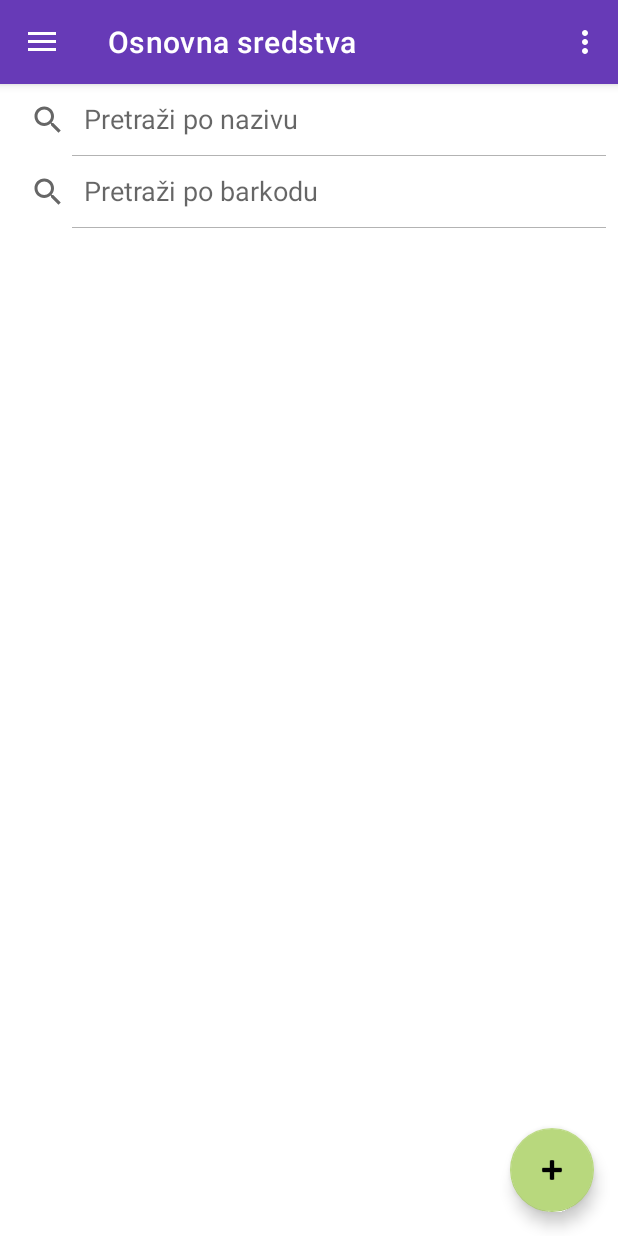
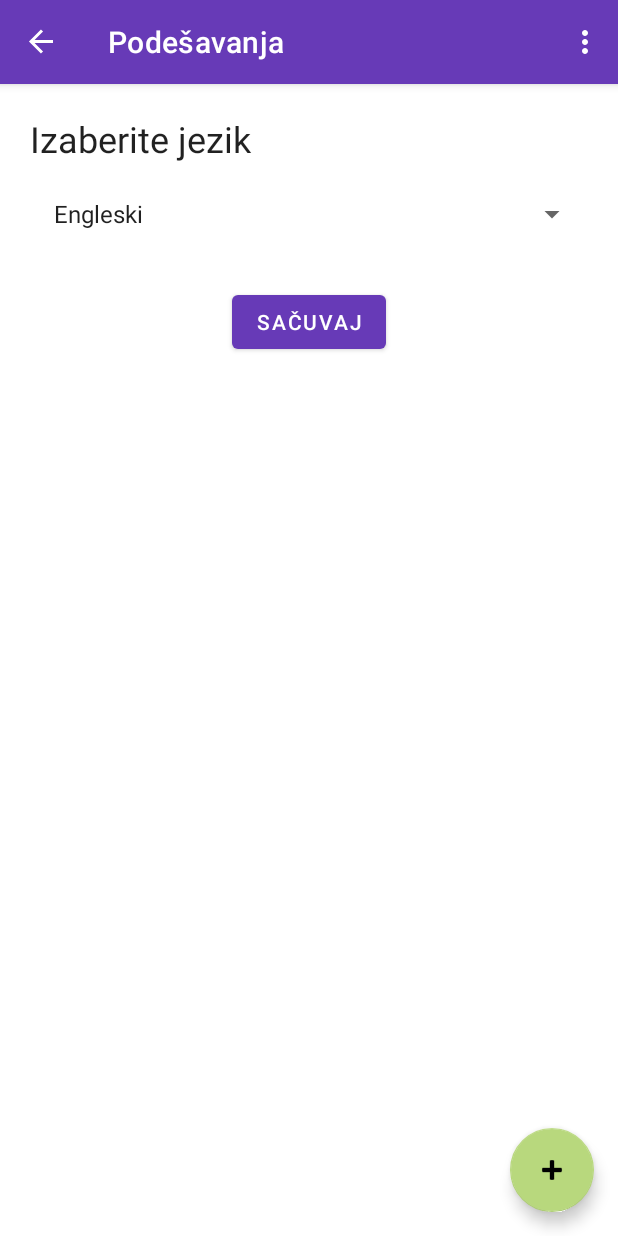
Before and after one commit to jovanamajkic/AssetManager, an Android app: the screen it shows after launch (MainActivity), in the options menu, after a tap on "Podešavanja", on a phone screen of 412 x 824 dp. Run offline under Robolectric (Android 15) with nearby library versions, the phone set to English and light mode, and no system bars; our stand-ins replace Room's generated code, navigation-ui; libraries missing offline, so code that uses them is left out: com.journeyapps.barcodescanner.

Commit message:
Language settings

```diff
--- a/app/src/main/java/com/example/assetsmanager/MainActivity.java
+++ b/app/src/main/java/com/example/assetsmanager/MainActivity.java
@@ -2,12 +2,14 @@ package com.example.assetsmanager;
 
 import android.os.Bundle;
 import android.util.Log;
+import android.view.MenuItem;
 import android.view.View;
 import android.view.Menu;
 
 import com.google.android.material.snackbar.Snackbar;
 import com.google.android.material.navigation.NavigationView;
 
+import androidx.annotation.NonNull;
 import androidx.navigation.NavController;
 import androidx.navigation.Navigation;
 import androidx.navigation.ui.AppBarConfiguration;
@@ -86,6 +88,15 @@ public class MainActivity extends AppCompatActivity {
     }
 
     @Override
+    public boolean onOptionsItemSelected(@NonNull MenuItem item) {
+        if (item.getItemId() == R.id.action_settings) {
+            NavController navController = Navigation.findNavController(MainActivity.this, R.id.nav_host_fragment_content_main);
+            navController.navigate(R.id.settingsFragment);
+        }
+        return super.onOptionsItemSelected(item);
+    }
+
+    @Override
     public boolean onSupportNavigateUp() {
         NavController navController = Navigation.findNavController(this, R.id.nav_host_fragment_content_main);
         return NavigationUI.navigateUp(navController, mAppBarConfiguration)
--- /dev/null
+++ b/app/src/main/java/com/example/assetsmanager/ui/settings/SettingsFragment.java
@@ -0,0 +1,86 @@
+package com.example.assetsmanager.ui.settings;
+
+import android.content.Context;
+import android.content.SharedPreferences;
+import android.content.res.Configuration;
+import android.os.Bundle;
+
+import androidx.fragment.app.Fragment;
+
+import android.preference.PreferenceManager;
+import android.view.LayoutInflater;
+import android.view.View;
+import android.view.ViewGroup;
+import android.widget.ArrayAdapter;
+import android.widget.Spinner;
+
+import com.example.assetsmanager.R;
+import com.google.android.material.button.MaterialButton;
+
+import java.util.ArrayList;
+import java.util.List;
+import java.util.Locale;
+
+
+public class SettingsFragment extends Fragment {
+    private static final String SELECTED_LANGUAGE = "Locale.Helper.Selected.Language";
+    private Spinner spinnerLanguages;
+    private MaterialButton btnSave;
+
+    private final String[] langCodes = {"sr", "en"};
+
+    @Override
+    public View onCreateView(LayoutInflater inflater, ViewGroup container,
+                             Bundle savedInstanceState) {
+
+        View root = inflater.inflate(R.layout.fragment_settings, container, false);
+
+        spinnerLanguages = root.findViewById(R.id.spinner_language);
+        btnSave = root.findViewById(R.id.btn_save_language);
+
+        List<String> languages = new ArrayList<>();
+        languages.add(getString(R.string.serbian));
+        languages.add(getString(R.string.english));
+
+        ArrayAdapter<String> adapter = new ArrayAdapter<>(requireContext(),
+                android.R.layout.simple_dropdown_item_1line, languages);
+        spinnerLanguages.setAdapter(adapter);
+
+        SharedPreferences shPreferences = PreferenceManager.getDefaultSharedPreferences(requireContext());
+        String lang = shPreferences.getString(SELECTED_LANGUAGE, Locale.getDefault().getLanguage());
+
+        if(lang.equals(langCodes[0]))
+            spinnerLanguages.setSelection(0);
+        else
+            spinnerLanguages.setSelection(1);
+
+        btnSave.setOnClickListener(new View.OnClickListener() {
+            @Override
+            public void onClick(View v) {
+                if(spinnerLanguages.getSelectedItem().equals(getString(R.string.serbian)))
+                    setLocale("sr");
+                else
+                    setLocale("en");
+
+                getActivity().recreate();
+            }
+        });
+
+        return root;
+    }
+
+    private void setLocale(String language) {
+        SharedPreferences shPreferences = PreferenceManager.getDefaultSharedPreferences(requireContext());
+        SharedPreferences.Editor editor = shPreferences.edit();
+        editor.putString(SELECTED_LANGUAGE, language);
+        editor.apply();
+
+        Locale locale = new Locale(language);
+        Locale.setDefault(locale);
+        Configuration config = new Configuration();
+        config.locale = locale;
+        requireActivity().getResources().updateConfiguration(config,
+                requireActivity().getResources().getDisplayMetrics());
+    }
+
+}
--- a/app/src/main/res/layout/fragment_add_employee.xml
+++ b/app/src/main/res/layout/fragment_add_employee.xml
@@ -36,7 +36,6 @@
             android:inputType="textEmailAddress" />
     </com.google.android.material.textfield.TextInputLayout>
 
-    <!-- Dugme za potvrdu unosa -->
     <com.google.android.material.button.MaterialButton
         android:id="@+id/btn_save_employee"
         android:layout_width="wrap_content"
--- /dev/null
+++ b/app/src/main/res/layout/fragment_settings.xml
@@ -0,0 +1,38 @@
+<?xml version="1.0" encoding="utf-8"?>
+<LinearLayout xmlns:android="http://schemas.android.com/apk/res/android"
+    xmlns:tools="http://schemas.android.com/tools"
+    android:layout_width="match_parent"
+    android:layout_height="match_parent"
+    android:orientation="vertical"
+    android:gravity="center_horizontal"
+    android:padding="@dimen/layout_padding"
+    tools:context=".ui.settings.SettingsFragment">
+
+    <TextView
+        android:layout_width="match_parent"
+        android:layout_height="wrap_content"
+        style="@android:style/TextAppearance.Material.Headline"
+        android:text="@string/choose_language" />
+
+    <com.google.android.material.textfield.TextInputLayout
+        android:layout_width="match_parent"
+        android:layout_height="wrap_content"
+        android:hint="@string/choose_language"
+        android:layout_marginTop="@dimen/field_margin">
+        <Spinner
+            android:id="@+id/spinner_language"
+            android:layout_width="match_parent"
+            android:enabled="false"
+            style="@android:style/Widget.Material.DropDownItem.Spinner"
+            android:layout_height="@dimen/spinner_height"
+            android:spinnerMode="dropdown"/>
+    </com.google.android.material.textfield.TextInputLayout>
+
+    <com.google.android.material.button.MaterialButton
+        android:id="@+id/btn_save_language"
+        android:layout_width="wrap_content"
+        android:layout_height="wrap_content"
+        android:text="@string/save"
+        android:layout_marginTop="24dp" />
+
+</LinearLayout>
--- a/app/src/main/res/navigation/mobile_navigation.xml
+++ b/app/src/main/res/navigation/mobile_navigation.xml
@@ -101,4 +101,10 @@
             app:destination="@id/nav_inventories" />
     </fragment>
 
+    <fragment
+        android:id="@+id/settingsFragment"
+        android:name="com.example.assetsmanager.ui.settings.SettingsFragment"
+        android:label="@string/action_settings"
+        tools:layout="@layout/fragment_settings" />
+
 </navigation>
--- a/app/src/main/res/values/strings.xml
+++ b/app/src/main/res/values/strings.xml
@@ -1,10 +1,10 @@
 <resources>
     <string name="app_name">AssetsManager</string>
-    <string name="navigation_drawer_open">Open navigation drawer</string>
-    <string name="navigation_drawer_close">Close navigation drawer</string>
+    <string name="navigation_drawer_open">Otvorite fioku za navigaciju</string>
+    <string name="navigation_drawer_close">Zatvorite fioku za navigaciju</string>
     <string name="nav_header_title">Assets Manager</string>
     <string name="nav_header_subtitle">assets.manager@android.com</string>
-    <string name="nav_header_desc">Navigation header</string>
+    <string name="nav_header_desc">Zaglavlje navigacije</string>
     <string name="action_settings">Podešavanja</string>
 
     <string name="menu_assets">Osnovna sredstva</string>
@@ -24,8 +24,7 @@
     <string name="edit">Izmijeni</string>
     <string name="search_employee_name">Pretraži po imenu</string>
     <string name="search_employee_email">Pretraži po email-u</string>
-    <!-- TODO: Remove or change this placeholder text -->
-    <string name="hello_blank_fragment">Hello blank fragment</string>
+
     <string name="employee_name">Ime i prezime zaposlenog</string>
     <string name="employee_email">Email zaposlenog</string>
     <string name="employee_add">Dodaj zaposlenog</string>
@@ -66,4 +65,9 @@
     <string name="inventory_edit">Ažuriraj inventar</string>
     <string name="search_inventory_asset">Pretraži po nazivu OS</string>
     <string name="search_inventory_loc">Pretraži po trenutnoj lokaciji</string>
+
+    <string name="choose_language">Izaberite jezik</string>
+    <string name="save">Sačuvaj</string>
+    <string name="serbian">Srpski</string>
+    <string name="english">Engleski</string>
 </resources>
```
Also changed, not shown: 1 other file.
